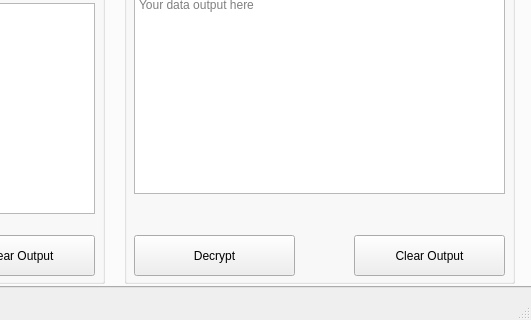
The window that src/TextSecure-QT/mainwindow.ui (zhiyan114/SecureMessage) describes before a commit, drawn with Qt 5; both pictures show x 298 to 829 and y 303 to 623 of the 829 by 623 pixel window.
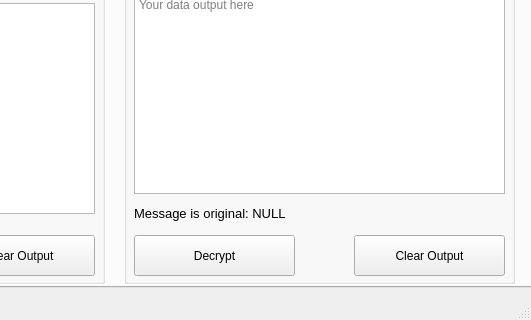
The same window after the commit.

What changed in the file:
```diff
--- a/src/TextSecure-QT/mainwindow.ui
+++ b/src/TextSecure-QT/mainwindow.ui
@@ -718,6 +718,24 @@
         <string>Decrypt</string>
        </property>
       </widget>
+      <widget class="QLabel" name="ARMessageStatus">
+       <property name="geometry">
+        <rect>
+         <x>10</x>
+         <y>480</y>
+         <width>371</width>
+         <height>21</height>
+        </rect>
+       </property>
+       <property name="font">
+        <font>
+         <pointsize>10</pointsize>
+        </font>
+       </property>
+       <property name="text">
+        <string>Message is original: NULL</string>
+       </property>
+      </widget>
      </widget>
     </widget>
     <widget class="QWidget" name="UsageSection">
```
